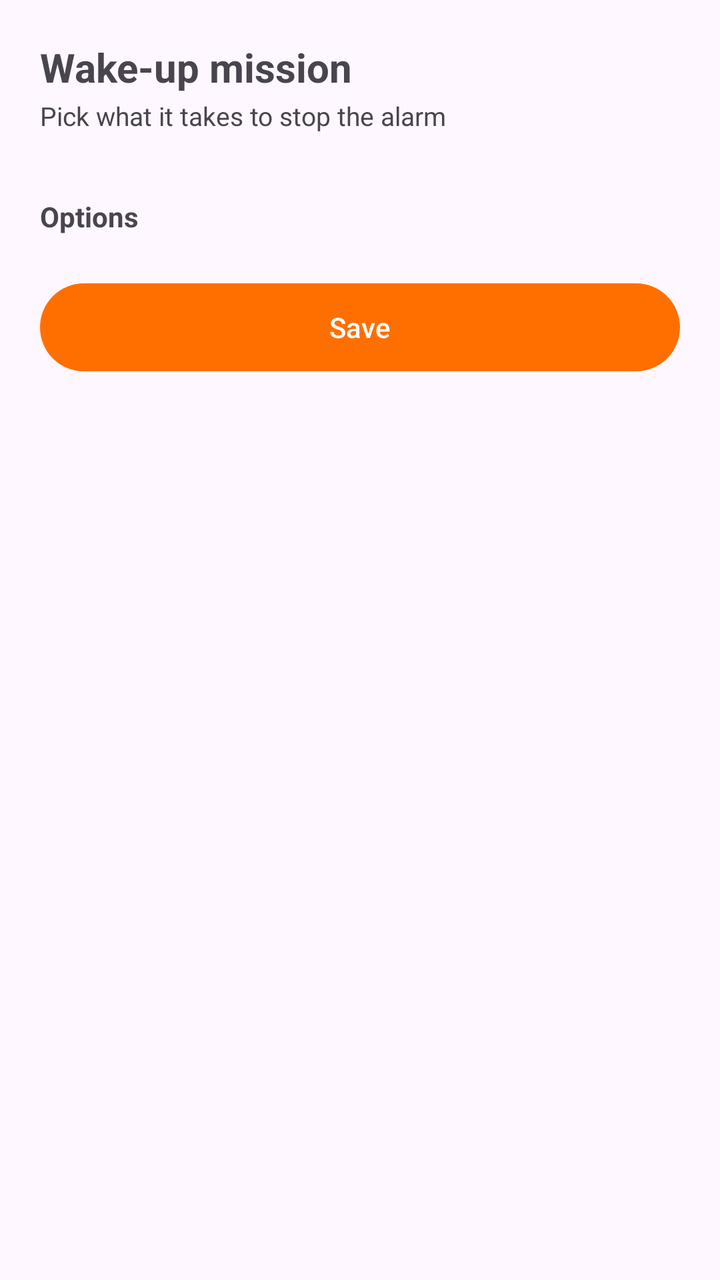
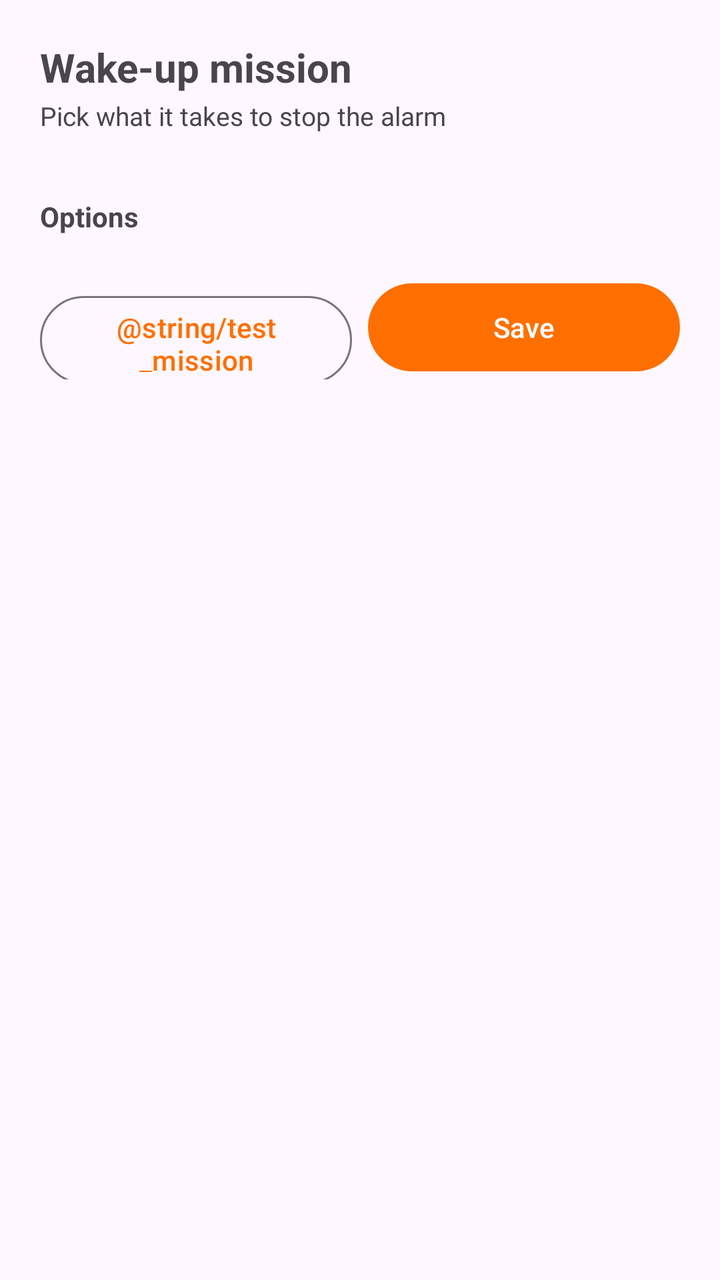

The first picture is an Android layout as it rendered before a commit; the second is the same layout after the commit. The layout source and the unified diff follow.
<!-- AndroidManifest.xml: application theme Theme.Upupup -->
<!-- res/layout/dialog_mission_picker.xml -->
<?xml version="1.0" encoding="utf-8"?>
<LinearLayout xmlns:android="http://schemas.android.com/apk/res/android"
    xmlns:app="http://schemas.android.com/apk/res-auto"
    android:layout_width="match_parent"
    android:layout_height="wrap_content"
    android:orientation="vertical"
    android:padding="20dp">

    <TextView
        android:layout_width="wrap_content"
        android:layout_height="wrap_content"
        android:text="@string/mission"
        android:textSize="20sp"
        android:textStyle="bold" />

    <TextView
        android:layout_width="wrap_content"
        android:layout_height="wrap_content"
        android:layout_marginTop="2dp"
        android:text="@string/mission_pick_hint"
        android:textSize="13sp" />

    <GridLayout
        android:id="@+id/mission_grid"
        android:layout_width="match_parent"
        android:layout_height="wrap_content"
        android:layout_marginTop="14dp"
        android:columnCount="3" />

    <TextView
        android:id="@+id/options_title"
        android:layout_width="wrap_content"
        android:layout_height="wrap_content"
        android:layout_marginTop="18dp"
        android:text="@string/mission_options"
        android:textSize="14sp"
        android:textStyle="bold" />

    <com.google.android.material.chip.ChipGroup
        android:id="@+id/level_chips"
        android:layout_width="match_parent"
        android:layout_height="wrap_content"
        android:layout_marginTop="4dp"
        app:selectionRequired="true"
        app:singleSelection="true" />

    <com.google.android.material.button.MaterialButton
        android:id="@+id/mission_ok"
        android:layout_width="match_parent"
        android:layout_height="52dp"
        android:layout_marginTop="16dp"
        android:text="@string/save"
        app:cornerRadius="26dp" />
</LinearLayout>
<!-- resources referenced by this layout -->
<resources>
  <string name="mission">Wake-up mission</string>
  <string name="mission_options">Options</string>
  <string name="mission_pick_hint">Pick what it takes to stop the alarm</string>
  <string name="save">Save</string>
  <style name="Theme.Upupup" parent="Theme.Material3.DayNight.NoActionBar">
          <item name="colorPrimary">@color/primary</item>
          <item name="colorOnPrimary">@color/on_primary</item>
          <item name="colorPrimaryContainer">@color/primary_container</item>
          <item name="colorOnPrimaryContainer">@color/on_primary_container</item>
          <item name="colorSecondary">@color/secondary</item>
      </style>
  <color name="primary">#FF6F00</color>
  <color name="on_primary">#FFFFFF</color>
  <color name="primary_container">#FFE0B2</color>
  <color name="on_primary_container">#4A2800</color>
  <color name="secondary">#5C6BC0</color>
</resources>

<!-- the commit's change to res/layout/dialog_mission_picker.xml (unified diff, before → after) -->
@@ -44,11 +44,28 @@
         app:selectionRequired="true"
         app:singleSelection="true" />
 
-    <com.google.android.material.button.MaterialButton
-        android:id="@+id/mission_ok"
+    <LinearLayout
         android:layout_width="match_parent"
-        android:layout_height="52dp"
+        android:layout_height="wrap_content"
         android:layout_marginTop="16dp"
-        android:text="@string/save"
-        app:cornerRadius="26dp" />
+        android:orientation="horizontal">
+
+        <com.google.android.material.button.MaterialButton
+            android:id="@+id/mission_test"
+            style="@style/Widget.Material3.Button.OutlinedButton"
+            android:layout_width="0dp"
+            android:layout_height="52dp"
+            android:layout_marginEnd="8dp"
+            android:layout_weight="1"
+            android:text="@string/test_mission"
+            app:cornerRadius="26dp" />
+
+        <com.google.android.material.button.MaterialButton
+            android:id="@+id/mission_ok"
+            android:layout_width="0dp"
+            android:layout_height="52dp"
+            android:layout_weight="1"
+            android:text="@string/save"
+            app:cornerRadius="26dp" />
+    </LinearLayout>
 </LinearLayout>
